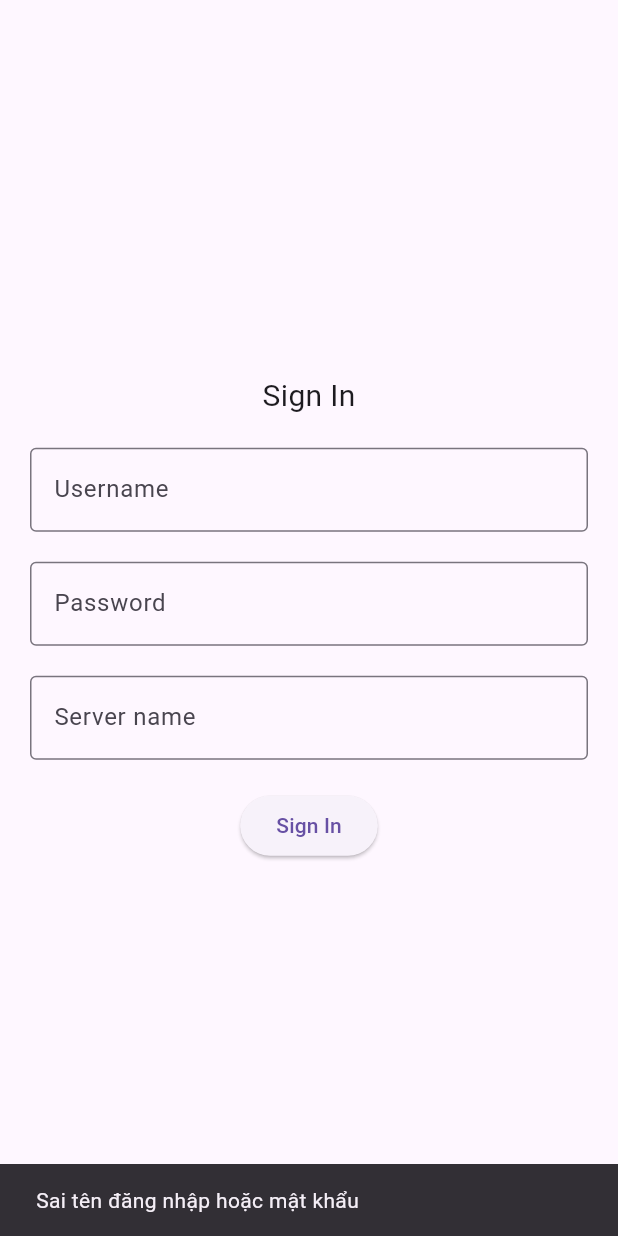
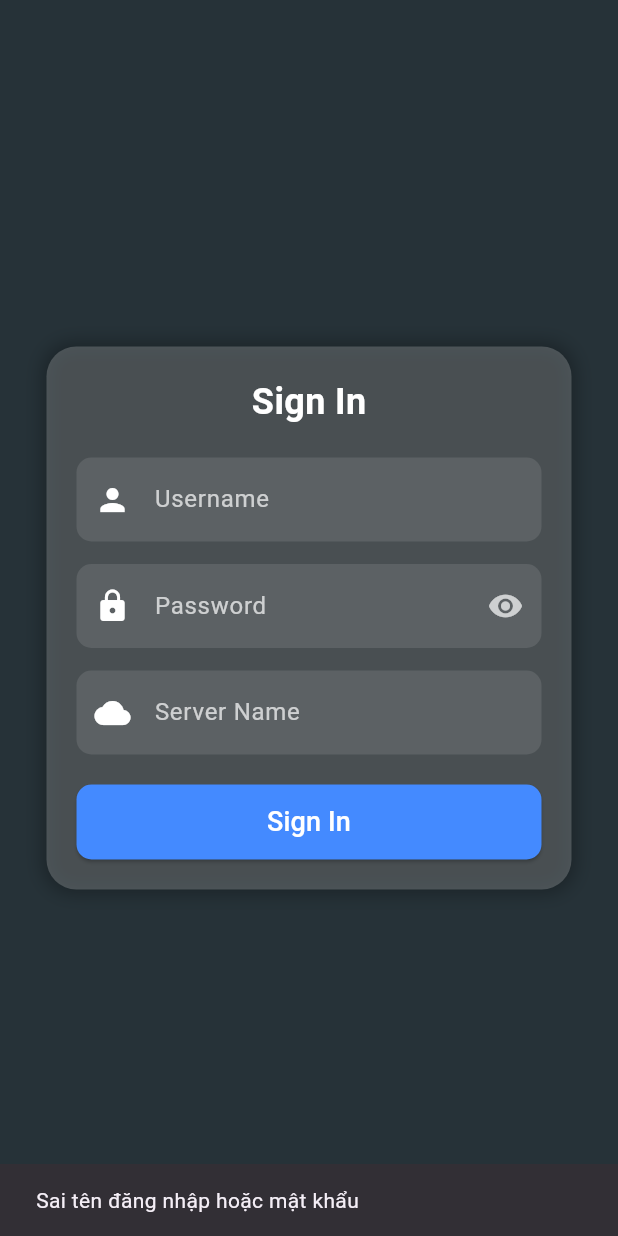
Before and after one commit to levietphuc2005/APP1, a Flutter app: the LoginPage screen opened directly, after a tap on "Sign In", on a phone screen of 412 x 824 dp. Run offline on Flutter 3.47's test engine with Material 3 defaults, Android fonts, the phone set to English and light mode, and no system bars.

Commit message:
22/02/2525

```diff
--- a/photo_memory/lib/Login_page.dart
+++ b/photo_memory/lib/Login_page.dart
@@ -1,5 +1,4 @@
 // ignore_for_file: file_names, avoid_web_libraries_in_flutter, unused_import, unused_local_variable, library_private_types_in_public_api
-import 'dart:js_util';
 
 import 'package:flutter/material.dart';
 import 'package:photo_memory/main.dart';
@@ -15,6 +14,7 @@ class _LoginPageState extends State<LoginPage> {
   final TextEditingController _usernameController = TextEditingController();
   final TextEditingController _passwordController = TextEditingController();
   final TextEditingController _serverController = TextEditingController();
+  bool _obscurePassword = true;
 
   @override
   void dispose() {
@@ -26,75 +26,136 @@ class _LoginPageState extends State<LoginPage> {
 
   void _signIn() {
     String username = _usernameController.text;
-    String password_ = _passwordController.text;
+    String password = _passwordController.text;
     String server = _serverController.text;
 
-    // Hiển thị dữ liệu nhập vào (có thể thay bằng xử lý đăng nhập)
-    if ((username == "Phuc") & (password_ == "123") ){
-      Navigator.push(
+    // Kiểm tra đăng nhập
+    if (username == "Phuc" && password == "123") {
+      Navigator.pushReplacement(
         context,
-      MaterialPageRoute(builder: (context) => const HomePage()),
+        MaterialPageRoute(builder: (context) => const MyApp()),
       );
     } else {
-      ScaffoldMessenger.of(context,).showSnackBar(const SnackBar(content: Text('Sai tên đăng nhập hoặc mật khẩu')));
-    // Hiển thị thông báo lỗi
+      ScaffoldMessenger.of(context).showSnackBar(
+        const SnackBar(content: Text('Sai tên đăng nhập hoặc mật khẩu')),
+      );
     }
-
-    // Chuyển đến trang HomePage nếu cần
-
   }
 
   @override
   Widget build(BuildContext context) {
     return Scaffold(
+      backgroundColor: Colors.blueGrey.shade900, // Nền tối
       body: Center(
+        child: Container(
+          width: 350, // Kích thước hộp đăng nhập
+          padding: const EdgeInsets.all(20),
+          decoration: BoxDecoration(
+            color: Colors.white.withOpacity(0.2), // Trong suốt
+            borderRadius: BorderRadius.circular(20),
+            boxShadow: [
+              BoxShadow(
+                color: Colors.black.withOpacity(0.3), // Bóng mờ
+                blurRadius: 10,
+                spreadRadius: 2,
+              ),
+            ],
+          ),
           child: Column(
-          mainAxisAlignment: MainAxisAlignment.center,
+            mainAxisSize: MainAxisSize.min,
             children: [
               const Text(
                 'Sign In',
-              style: TextStyle(fontSize: 20),
+                style: TextStyle(fontSize: 24, fontWeight: FontWeight.bold, color: Colors.white),
               ),
               const SizedBox(height: 20),
-            Padding(
-              padding: const EdgeInsets.symmetric(horizontal: 20.0),
-              child: TextField(
+
+              // Username Field
+              TextField(
                 controller: _usernameController,
-                decoration: const InputDecoration(
-                  border: OutlineInputBorder(),
-                  labelText: 'Username',
+                style: const TextStyle(color: Colors.white),
+                decoration: InputDecoration(
+                  prefixIcon: const Icon(Icons.person, color: Colors.white),
+                  labelText: "Username",
+                  labelStyle: const TextStyle(color: Colors.white70),
+                  filled: true,
+                  fillColor: Colors.white.withOpacity(0.1),
+                  border: OutlineInputBorder(
+                    borderRadius: BorderRadius.circular(10),
+                    borderSide: BorderSide.none,
+                  ),
+                ),
+              ),
+              const SizedBox(height: 15),
+
+              // Password Field
+              TextField(
+                controller: _passwordController,
+                obscureText: _obscurePassword,
+                style: const TextStyle(color: Colors.white),
+                decoration: InputDecoration(
+                  prefixIcon: const Icon(Icons.lock, color: Colors.white),
+                  labelText: "Password",
+                  labelStyle: const TextStyle(color: Colors.white70),
+                  filled: true,
+                  fillColor: Colors.white.withOpacity(0.1),
+                  border: OutlineInputBorder(
+                    borderRadius: BorderRadius.circular(10),
+                    borderSide: BorderSide.none,
+                  ),
+                  suffixIcon: IconButton(
+                    icon: Icon(
+                      _obscurePassword ? Icons.visibility : Icons.visibility_off,
+                      color: Colors.white70,
+                    ),
+                    onPressed: () {
+                      setState(() {
+                        _obscurePassword = !_obscurePassword;
+                      });
+                    },
+                  ),
+                ),
+              ),
+              const SizedBox(height: 15),
+
+              // Server Name Field
+              TextField(
+                controller: _serverController,
+                style: const TextStyle(color: Colors.white),
+                decoration: InputDecoration(
+                  prefixIcon: const Icon(Icons.cloud, color: Colors.white),
+                  labelText: "Server Name",
+                  labelStyle: const TextStyle(color: Colors.white70),
+                  filled: true,
+                  fillColor: Colors.white.withOpacity(0.1),
+                  border: OutlineInputBorder(
+                    borderRadius: BorderRadius.circular(10),
+                    borderSide: BorderSide.none,
                   ),
                 ),
               ),
               const SizedBox(height: 20),
-            Padding(
-              padding: const EdgeInsets.symmetric(horizontal: 20.0),
-              child: TextField(
-                controller: _passwordController,
-                obscureText: true,
-                decoration: const InputDecoration(
-                  border: OutlineInputBorder(),
-                  labelText: 'Password',
+
+              // Sign In Button
+              SizedBox(
+                width: double.infinity,
+                height: 50,
+                child: ElevatedButton(
+                  onPressed: _signIn,
+                  style: ElevatedButton.styleFrom(
+                    backgroundColor: Colors.blueAccent,
+                    shape: RoundedRectangleBorder(
+                      borderRadius: BorderRadius.circular(10),
+                    ),
+                  ),
+                  child: const Text(
+                    'Sign In',
+                    style: TextStyle(fontSize: 18, color: Colors.white),
                   ),
                 ),
               ),
-            const SizedBox(height: 20),
-            Padding(
-              padding: const EdgeInsets.symmetric(horizontal: 20.0),
-              child: TextField(
-                controller: _serverController,
-                decoration: const InputDecoration(
-                  border: OutlineInputBorder(),
-                  labelText: 'Server name',
+            ],
           ),
-              ),
-            ),
-            const SizedBox(height: 20),
-            ElevatedButton(
-              onPressed: _signIn,
-              child: const Text('Sign In'),
-            ),
-          ],
         ),
       ),
     );
--- a/photo_memory/pubspec.yaml
+++ b/photo_memory/pubspec.yaml
@@ -31,6 +31,7 @@ dependencies:
   flutter:
     sdk: flutter
   carousel_slider: ^4.2.1
+  flutter_slidable: ^0.6.0
 
 
   # The following adds the Cupertino Icons font to your application.
```
Also changed, not shown: photo_memory/lib/Screens/Add_screen.dart (added, +56 -0 lines), photo_memory/lib/Screens/Home_screen.dart (added, +69 -0 lines), photo_memory/lib/Screens/ServerList_screen.dart (added, +15 -0 lines), photo_memory/lib/Screens/Status_screen.dart (added, +15 -0 lines), photo_memory/lib/main.dart (+45 -27 lines), photo_memory/pubspec.lock, 1 other file. Lines whose indentation alone changed are shown as unchanged.
